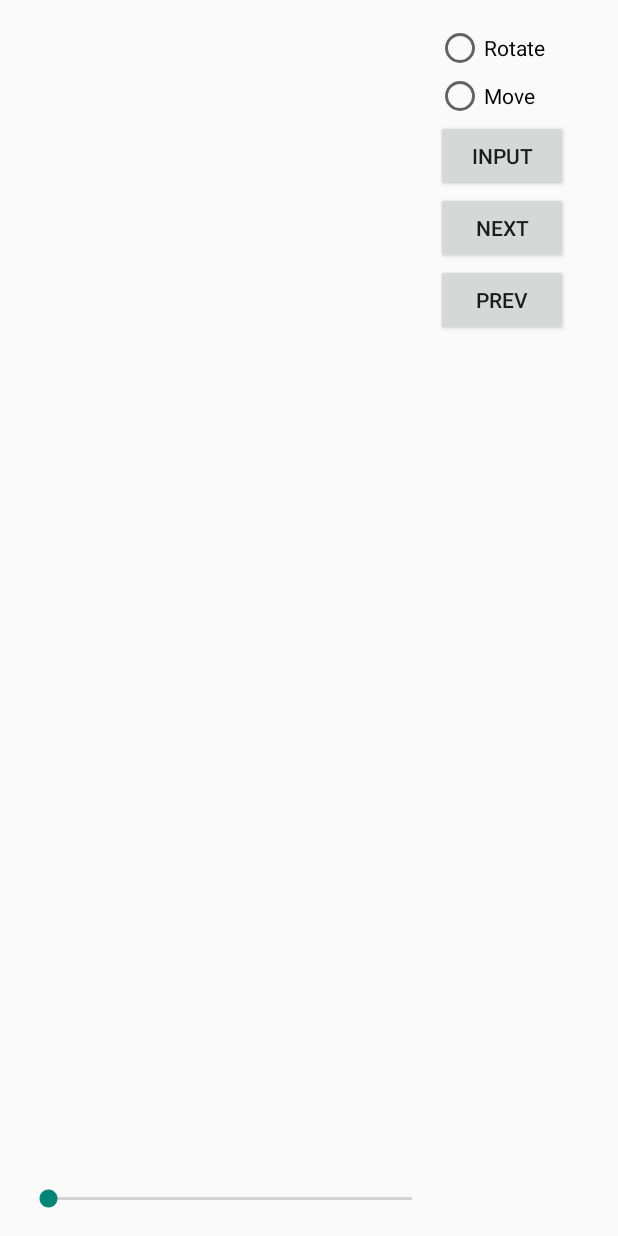
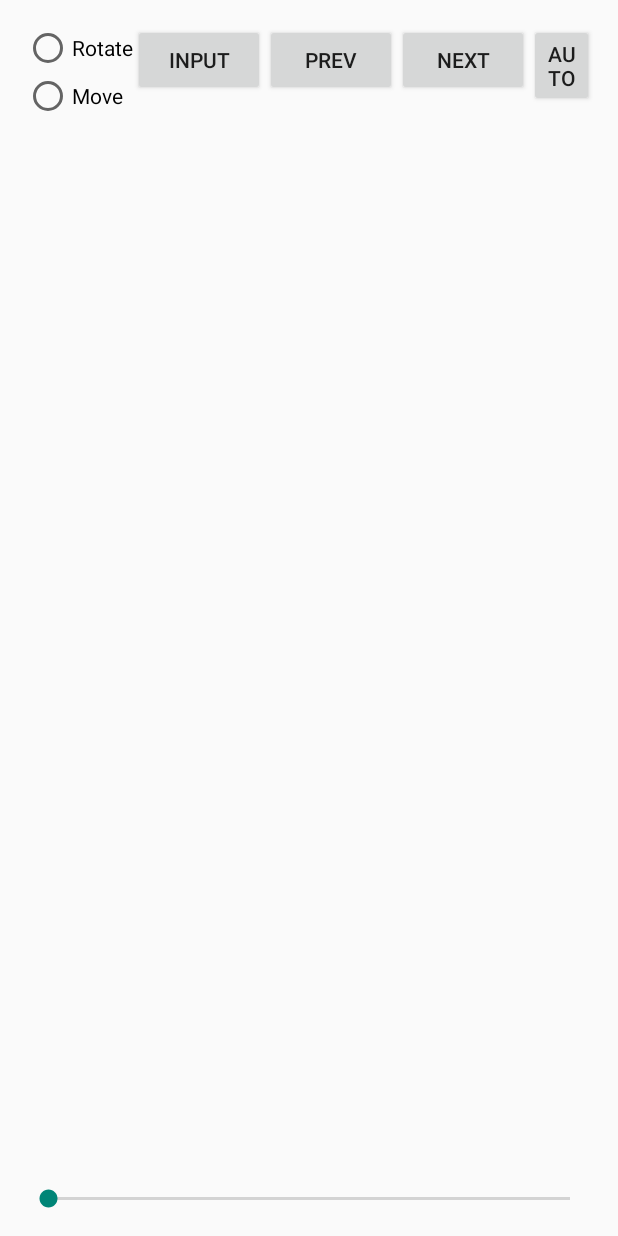
Before and after one commit to viveksonihmr/swing3D, an Android app: the layout activity_main.xml on its own in the app's theme, with its tools: preview values and no code run, on a phone screen of 412 x 824 dp. Run offline under Robolectric (Android 15) with nearby library versions, the phone set to English and light mode, and no system bars.

Commit message:
2015/03/05 Auto

```diff
--- a/app/src/main/res/layout/activity_main.xml
+++ b/app/src/main/res/layout/activity_main.xml
@@ -12,27 +12,30 @@
         android:layout_width="830dp"
         android:layout_height="461dp"
         android:id="@+id/FrameLayout1"
-        android:layout_alignTop="@+id/LinearLayout1"
-        android:layout_toLeftOf="@+id/LinearLayout1"
         android:layout_alignParentLeft="true"
         android:layout_alignParentStart="true"
-        android:layout_above="@+id/seekBar"></FrameLayout>
+        android:layout_above="@+id/seekBar1"
+        android:layout_below="@+id/radioGroup1"
+        android:layout_alignParentRight="true"
+        android:layout_alignParentEnd="true"></FrameLayout>
 
-    <LinearLayout
-        android:layout_width="105dp"
-        android:layout_height="match_parent"
-        android:layout_weight="0.25"
-        android:orientation="vertical"
-        android:weightSum="1"
-        android:id="@+id/LinearLayout1"
-        android:layout_alignParentTop="true"
+    <SeekBar
+        android:layout_width="wrap_content"
+        android:layout_height="wrap_content"
+        android:id="@+id/seekBar1"
+        android:indeterminate="false"
+        android:layout_alignParentBottom="true"
+        android:layout_alignLeft="@+id/FrameLayout1"
+        android:layout_alignStart="@+id/FrameLayout1"
         android:layout_alignParentRight="true"
-        android:layout_alignParentEnd="true">
+        android:layout_alignParentEnd="true" />
 
     <RadioGroup
         android:layout_width="wrap_content"
         android:layout_height="wrap_content"
-            android:id="@+id/radioGroup1">
+        android:id="@+id/radioGroup1"
+        android:layout_alignLeft="@+id/FrameLayout1"
+        android:layout_alignStart="@+id/FrameLayout1">
 
         <RadioButton
             android:layout_width="wrap_content"
@@ -51,30 +54,36 @@
         android:layout_width="wrap_content"
         android:layout_height="wrap_content"
         android:text="Input"
-            android:id="@+id/button1" />
+        android:id="@+id/button1"
+        android:layout_alignTop="@+id/radioGroup1"
+        android:layout_toRightOf="@+id/radioGroup1"
+        android:layout_toEndOf="@+id/radioGroup1" />
+
+    <Button
+        android:layout_width="wrap_content"
+        android:layout_height="wrap_content"
+        android:text="PREV"
+        android:id="@+id/button3"
+        android:layout_alignTop="@+id/button1"
+        android:layout_toRightOf="@+id/button1"
+        android:layout_toEndOf="@+id/button1" />
 
     <Button
         android:layout_width="wrap_content"
         android:layout_height="wrap_content"
         android:text="Next"
-            android:id="@+id/button2" />
+        android:id="@+id/button2"
+        android:layout_alignParentTop="true"
+        android:layout_toRightOf="@+id/button3"
+        android:layout_toEndOf="@+id/button3" />
 
     <Button
         android:layout_width="wrap_content"
         android:layout_height="wrap_content"
-            android:text="PREV"
-            android:id="@+id/button3" />
-
-    </LinearLayout>
-
-    <SeekBar
-        android:layout_width="wrap_content"
-        android:layout_height="wrap_content"
-        android:id="@+id/seekBar"
-        android:layout_alignBottom="@+id/LinearLayout1"
-        android:layout_alignParentLeft="true"
-        android:layout_alignParentStart="true"
-        android:layout_alignRight="@+id/FrameLayout1"
-        android:layout_alignEnd="@+id/FrameLayout1" />
+        android:text="Auto"
+        android:id="@+id/button4"
+        android:layout_alignParentTop="true"
+        android:layout_toRightOf="@+id/button2"
+        android:layout_toEndOf="@+id/button2" />
 
 </RelativeLayout>
```
Also changed, not shown: app/src/main/java/com/example/brb_lab/swing3d/Line.java (+7 -17 lines), app/src/main/java/com/example/brb_lab/swing3d/MainActivity.java (+70 -0 lines), app/src/main/java/com/example/brb_lab/swing3d/MyGLSurfaceView.java (+52 -28 lines), app/src/main/java/com/example/brb_lab/swing3d/MyRenderer.java (+23 -12 lines). Lines whose indentation alone changed are shown as unchanged.
